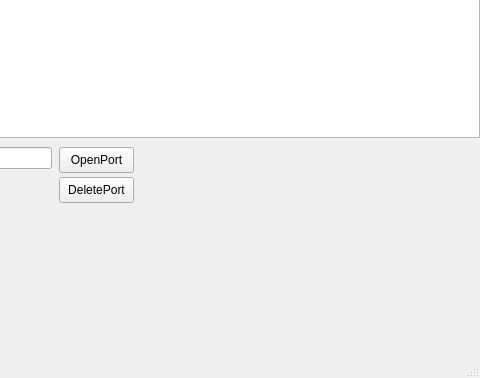
This is testUpnp/src/mainWindow.ui in KDE/kopete as Qt 5 draws it before an edit; both pictures show x 111 to 591 and y 103 to 481 of the 591 by 481 pixel window. The edited form follows.
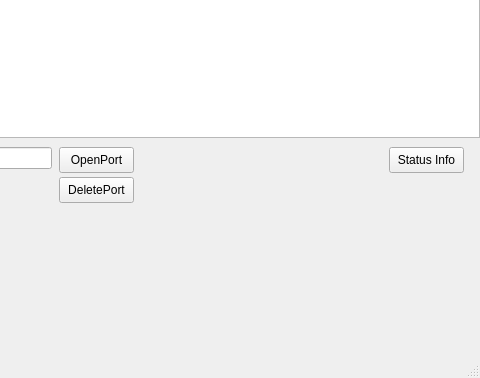
This is the edited form.

Commit message: improved code and adding a feature : statusInfo

```diff
--- a/testUpnp/src/mainWindow.ui
+++ b/testUpnp/src/mainWindow.ui
@@ -85,6 +85,19 @@
      <string>DeletePort</string>
     </property>
    </widget>
+   <widget class="QPushButton" name="btStatus" >
+    <property name="geometry" >
+     <rect>
+      <x>500</x>
+      <y>250</y>
+      <width>75</width>
+      <height>26</height>
+     </rect>
+    </property>
+    <property name="text" >
+     <string>Status Info</string>
+    </property>
+   </widget>
   </widget>
   <widget class="QMenuBar" name="menubar" >
    <property name="geometry" >
```
The commit also changes 4 other files.
